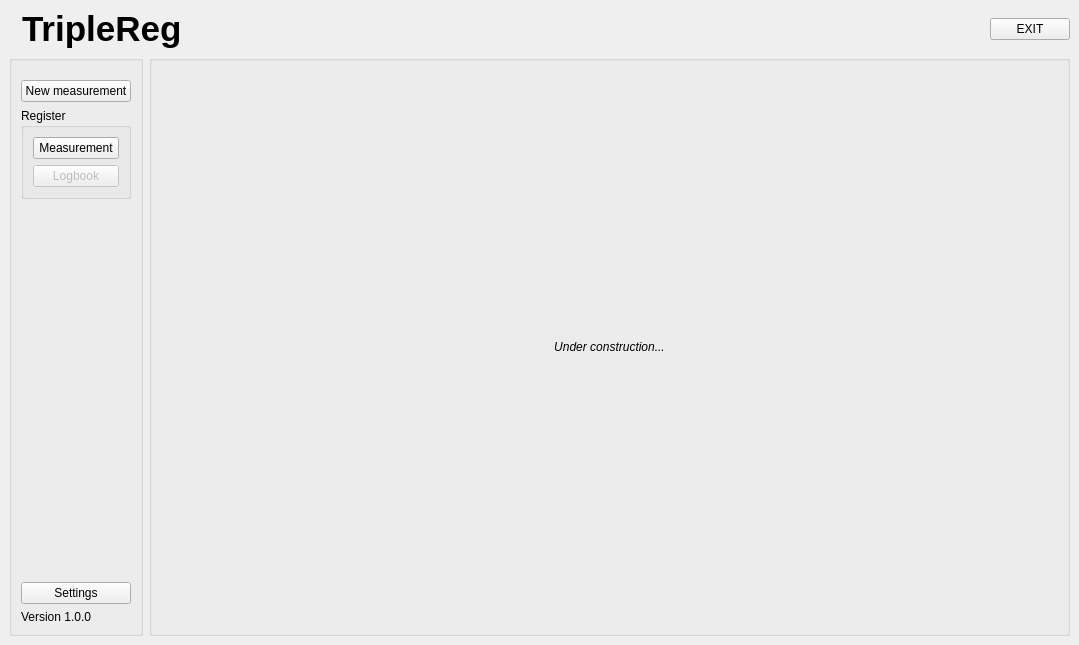
This is TripleReg/mainwindow.ui in ziemastz/SL as Qt 5 draws it before an edit. The edited form follows.
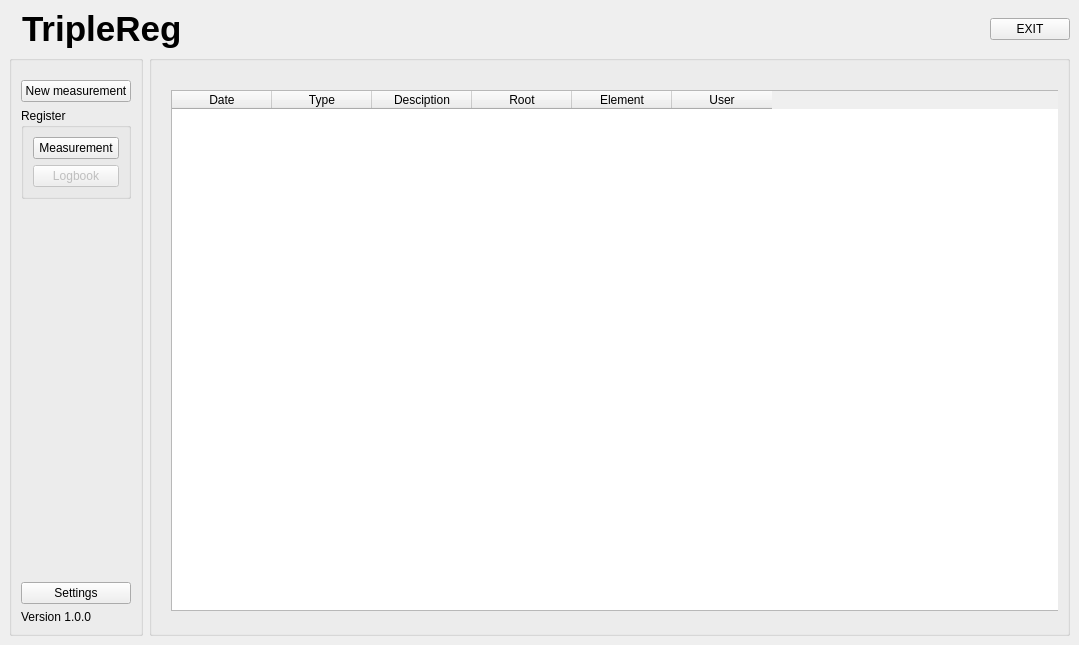
This is the edited form. The open tabs and pages were chosen to show the change. Icons and pictures are not drawn.

Commit message:
logbook rozpoczeto
add user insert, blad w czytaniu sql

What changed in the file:
```diff
--- a/TripleReg/mainwindow.ui
+++ b/TripleReg/mainwindow.ui
@@ -1166,23 +1166,46 @@
           </layout>
          </widget>
          <widget class="QWidget" name="pageLogbook">
-          <layout class="QGridLayout" name="gridLayout_13">
-           <item row="0" column="0">
-            <widget class="QLabel" name="label_31">
-             <property name="font">
-              <font>
-               <italic>true</italic>
-              </font>
-             </property>
-             <property name="text">
-              <string>Under construction...</string>
-             </property>
-             <property name="alignment">
-              <set>Qt::AlignCenter</set>
-             </property>
-            </widget>
-           </item>
-          </layout>
+          <widget class="QTableWidget" name="logbook_tableWidget">
+           <property name="geometry">
+            <rect>
+             <x>10</x>
+             <y>20</y>
+             <width>891</width>
+             <height>521</height>
+            </rect>
+           </property>
+           <column>
+            <property name="text">
+             <string>Date</string>
+            </property>
+           </column>
+           <column>
+            <property name="text">
+             <string>Type</string>
+            </property>
+           </column>
+           <column>
+            <property name="text">
+             <string>Desciption</string>
+            </property>
+           </column>
+           <column>
+            <property name="text">
+             <string>Root</string>
+            </property>
+           </column>
+           <column>
+            <property name="text">
+             <string>Element</string>
+            </property>
+           </column>
+           <column>
+            <property name="text">
+             <string>User</string>
+            </property>
+           </column>
+          </widget>
          </widget>
          <widget class="QWidget" name="pageSettings">
           <layout class="QGridLayout" name="gridLayout_15">
```
Left out of the diff: 2 changed lines with no effect on the pictures. The commit also changes 4 other files.
